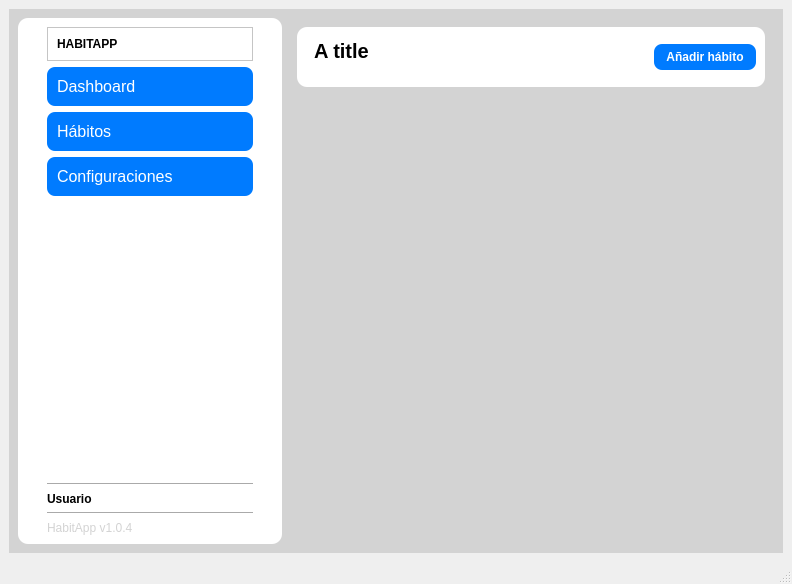
The window that infraestructure/ui/main_view.ui (judajaavAlt/PI2) describes before a commit, drawn with Qt 5.
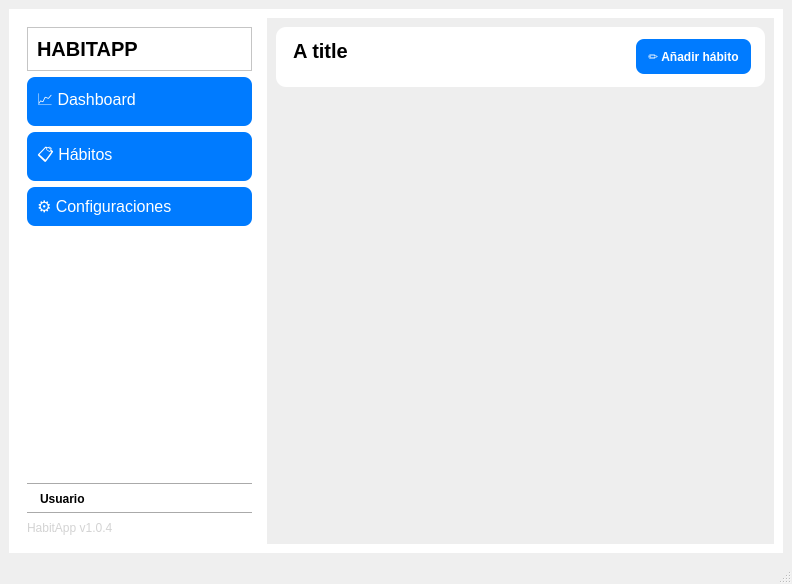
The same window after the commit.

Commit message: improving app UI with colors, structure and icons

Diff of the .ui file:
```diff
--- a/infraestructure/ui/main_view.ui
+++ b/infraestructure/ui/main_view.ui
@@ -36,12 +36,12 @@
      <widget class="QWidget" name="widget" native="true">
       <property name="styleSheet">
        <string notr="true">QWidget {
-	background-color: lightgray;
+	background-color: white;
 }</string>
       </property>
       <layout class="QHBoxLayout" name="horizontalLayout_2">
        <item>
-        <widget class="QFrame" name="frame_sidebar">
+        <widget class="QWidget" name="widget_sidebar" native="true">
          <property name="sizePolicy">
           <sizepolicy hsizetype="Preferred" vsizetype="Preferred">
            <horstretch>0</horstretch>
@@ -58,6 +58,11 @@
 	border-radius: 10px;
 }
 
+QWidget#widget_sidebar {
+	background-color: white;
+	padding: 0 20px;
+}
+
 QPushButton {
     background-color: #007BFF;
     color: white;
@@ -86,6 +91,7 @@
              <string notr="true">QLabel {
     color: black;
 	font-weight: bold;
+	font-size: 20px;
 }</string>
             </property>
             <property name="frameShape">
@@ -111,7 +117,7 @@
              <string notr="true"/>
             </property>
             <property name="text">
-             <string>Dashboard</string>
+             <string>📈 Dashboard</string>
             </property>
            </widget>
           </item>
@@ -124,7 +130,7 @@
              <string notr="true"/>
             </property>
             <property name="text">
-             <string>Hábitos</string>
+             <string>📋 Hábitos</string>
             </property>
            </widget>
           </item>
@@ -134,7 +140,7 @@
              <string notr="true"/>
             </property>
             <property name="text">
-             <string>Configuraciones</string>
+             <string>⚙️ Configuraciones</string>
             </property>
            </widget>
           </item>
@@ -163,7 +169,8 @@
             <property name="styleSheet">
              <string notr="true">text-align: center;       /* Alineación horizontal */
 vertical-align: middle;   /* Alineación vertical */
-font-weight: bold;</string>
+font-weight: bold;
+padding-left: 10px;</string>
             </property>
             <property name="text">
              <string>Usuario</string>
@@ -193,7 +200,7 @@
        <item>
         <widget class="QWidget" name="widget_main_content" native="true">
          <property name="styleSheet">
-          <string notr="true"/>
+          <string notr="true">background-color: #eeeeee;</string>
          </property>
          <layout class="QVBoxLayout" name="verticalLayout_2">
           <item>
@@ -205,11 +212,11 @@
 }
 
 QWidget {
-	background-color: white;
 	padding: 3px 3px 15px 3px;
 }
 
 QWidget#widget_header {
+	background-color: white;
 	border-radius: 10px;
 }
 
@@ -253,7 +260,8 @@
     color: white;
     font-size: 12px;
     border-radius: 8px;
-    padding: 6px 12px;
+    padding: 10px 12px;
+	margin-right: 5px;
 	font-weight: bold;
 }
 QPushButton:hover {
@@ -264,7 +272,7 @@
 }</string>
                </property>
                <property name="text">
-                <string>Añadir hábito</string>
+                <string>✏️ Añadir hábito</string>
                </property>
               </widget>
              </item>
```
The commit also changes 7 other files.
